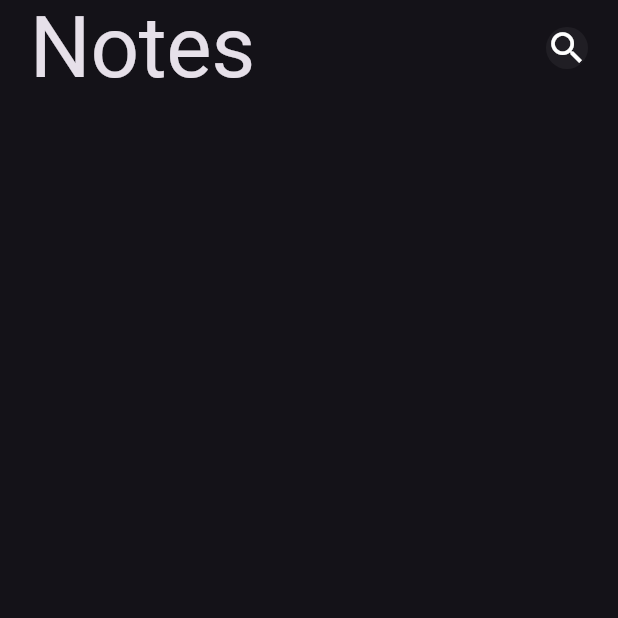
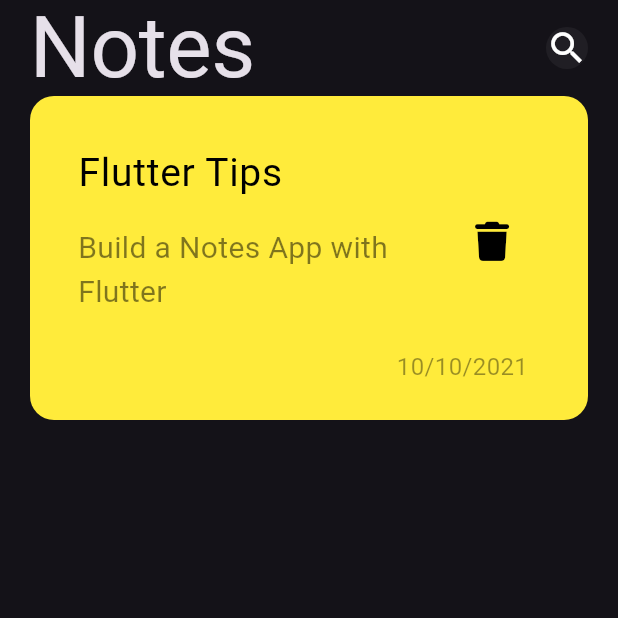
Before and after one commit to MahmoudAbuelazm/notes-app, a Flutter app: the screen it shows after launch, on a phone screen of 412 x 824 dp, the top half of it. Run offline on Flutter 3.47's test engine with Material 3 defaults, Android fonts, the phone set to English and light mode, and no system bars; our stand-ins replace font_awesome_flutter.

Commit message:
note item

```diff
--- a/lib/sections/notes_view_body.dart
+++ b/lib/sections/notes_view_body.dart
@@ -1,19 +1,22 @@
 import 'package:flutter/material.dart';
 
 import '../widgets/custom_appbar.dart';
+import '../widgets/notes_item.dart';
 
 class NotesViewBody extends StatelessWidget {
   const NotesViewBody({super.key});
 
   @override
   Widget build(BuildContext context) {
-    return Scaffold(
+    return const Scaffold(
       body: Padding(
-        padding: const EdgeInsets.symmetric(
+        padding: EdgeInsets.symmetric(
           horizontal: 20,
         ),
         child: Column(
-          children: [CustomAppBar()],
+          children: [CustomAppBar(),
+          NotesItem()
+          ],
         ),
       ),
     );
--- /dev/null
+++ b/lib/widgets/notes_item.dart
@@ -0,0 +1,60 @@
+import 'package:flutter/material.dart';
+import 'package:font_awesome_flutter/font_awesome_flutter.dart';
+
+class NotesItem extends StatelessWidget {
+  const NotesItem({super.key});
+
+  @override
+  Widget build(BuildContext context) {
+    return Container(
+      padding: const EdgeInsets.only(
+        top: 24,
+        bottom: 24,
+        left: 16,
+        right: 16,
+      ),
+      decoration: BoxDecoration(
+        color: Colors.yellow,
+        borderRadius: const BorderRadius.all(Radius.circular(16)),
+      ),
+      child: Column(crossAxisAlignment: CrossAxisAlignment.end, children: [
+        ListTile(
+            title: Text(
+              'Flutter Tips',
+              style: TextStyle(
+                color: Colors.black,
+                fontSize: 26,
+              ),
+            ),
+            subtitle: Padding(
+              padding: const EdgeInsets.only(top: 16, bottom: 16),
+              child: Text(
+                'Build a Notes App with Flutter',
+                style: TextStyle(
+                  color: Colors.black.withOpacity(0.5),
+                  fontSize: 20,
+                ),
+              ),
+            ),
+            trailing: IconButton(
+              icon: const Icon(
+                FontAwesomeIcons.trash,
+                color: Colors.black,
+                size: 26,
+              ),
+              onPressed: () {},
+            )),
+        Padding(
+          padding: const EdgeInsets.only(right: 24),
+          child: Text(
+            '10/10/2021',
+            style: TextStyle(
+              fontSize: 16,
+              color: Colors.black.withOpacity(0.4),
+            ),
+          ),
+        )
+      ]),
+    );
+  }
+}
```
Also changed, not shown: pubspec.yaml (+4 -12 lines), pubspec.lock.
